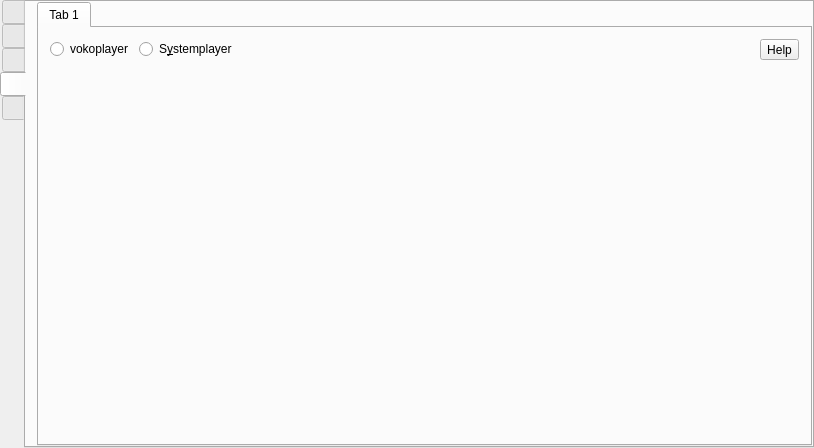
The window that src/formMainWindow.ui (vkohaupt/vokoscreenNG) describes before a commit, drawn with Qt 5.
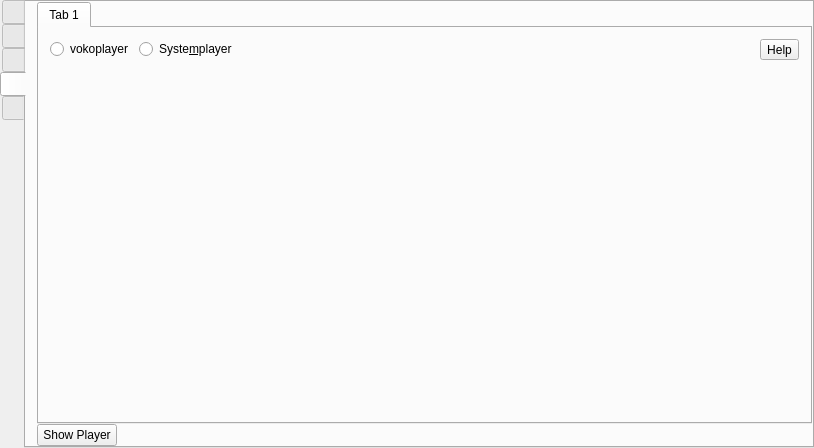
The same window after the commit. The open tabs and pages were chosen to show the change. Icons and pictures are not drawn.

Patch:
```diff
--- a/src/formMainWindow.ui
+++ b/src/formMainWindow.ui
@@ -46,8 +46,8 @@
       </property>
       <property name="iconSize">
        <size>
-        <width>96</width>
-        <height>96</height>
+        <width>72</width>
+        <height>72</height>
        </size>
       </property>
       <property name="usesScrollButtons">
@@ -2552,7 +2552,7 @@
               <item>
                <widget class="QRadioButton" name="radioButtonSystemPlayer">
                 <property name="text">
-                 <string>S&amp;ystemplayer</string>
+                 <string>Syste&amp;mplayer</string>
                 </property>
                </widget>
               </item>
@@ -2595,6 +2595,30 @@
           </widget>
          </widget>
         </item>
+        <item>
+         <layout class="QHBoxLayout" name="horizontalLayout_7">
+          <item>
+           <widget class="QPushButton" name="pushButtonShowPlayer">
+            <property name="text">
+             <string>Show Player</string>
+            </property>
+           </widget>
+          </item>
+          <item>
+           <spacer name="horizontalSpacer_15">
+            <property name="orientation">
+             <enum>Qt::Horizontal</enum>
+            </property>
+            <property name="sizeHint" stdset="0">
+             <size>
+              <width>40</width>
+              <height>20</height>
+             </size>
+            </property>
+           </spacer>
+          </item>
+         </layout>
+        </item>
        </layout>
       </widget>
       <widget class="QWidget" name="tabSidebarLog">
```
Left out of the diff: 23 changed lines with no effect on the pictures.
